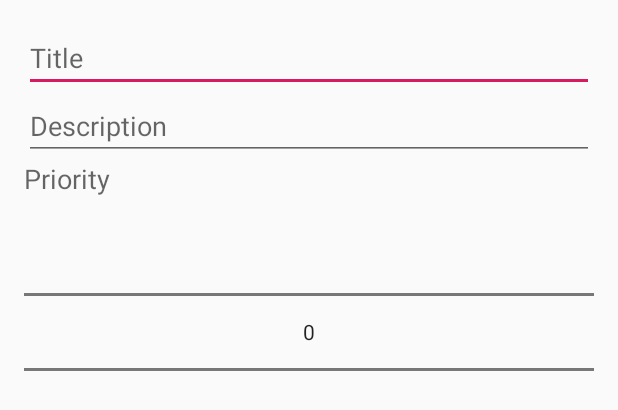
After one commit to BoKKeR/AndroidX-Native-test-project, an Android app: the layout activity_add_worker.xml on its own in the app's theme, with its tools: preview values and no code run, on a phone screen of 412 x 824 dp. The commit adds this screen. Shown: the top 410 px of the screen. Run offline under Robolectric (Android 15) with nearby library versions, the phone set to English and light mode, and no system bars.

Commit message:
text changes

```diff
--- a/app/src/main/java/com/example/otto/activity/AddEditJobActivity.java
+++ b/app/src/main/java/com/example/otto/activity/AddEditJobActivity.java
@@ -46,7 +46,7 @@ public class AddEditJobActivity extends AppCompatActivity {
             editTextDescription.setText(intent.getStringExtra(EXTRA_DESCRIPTION));
             numberPickerPriority.setValue(intent.getIntExtra(EXTRA_PRIORITY, 1));
         } else {
-            setTitle("Add Worker");
+            setTitle("Add job");
         }
 
     }
--- a/app/src/main/java/com/example/otto/activity/AddEditWorkerActivity.java
+++ b/app/src/main/java/com/example/otto/activity/AddEditWorkerActivity.java
@@ -28,7 +28,7 @@ public class AddEditWorkerActivity extends AppCompatActivity {
     @Override
     protected void onCreate(Bundle savedInstanceState) {
         super.onCreate(savedInstanceState);
-        setContentView(R.layout.activity_add_job);
+        setContentView(R.layout.activity_add_worker);
 
         editTextTitle = findViewById(R.id.edit_text_title);
         editTextDescription = findViewById(R.id.edit_text_description);
@@ -41,7 +41,7 @@ public class AddEditWorkerActivity extends AppCompatActivity {
         Intent intent = getIntent();
 
         if (intent.hasExtra(EXTRA_ID)){
-            setTitle("Edit job");
+            setTitle("Edit Worker");
             editTextTitle.setText(intent.getStringExtra(EXTRA_TITLE));
             editTextDescription.setText(intent.getStringExtra(EXTRA_DESCRIPTION));
             numberPickerPriority.setValue(intent.getIntExtra(EXTRA_PRIORITY, 1));
--- /dev/null
+++ b/app/src/main/res/drawable/ic_people_white.xml
@@ -0,0 +1,5 @@
+<vector android:height="24dp" android:tint="#FFFFFF"
+    android:viewportHeight="24.0" android:viewportWidth="24.0"
+    android:width="24dp" xmlns:android="http://schemas.android.com/apk/res/android">
+    <path android:fillColor="#FF000000" android:pathData="M16,11c1.66,0 2.99,-1.34 2.99,-3S17.66,5 16,5c-1.66,0 -3,1.34 -3,3s1.34,3 3,3zM8,11c1.66,0 2.99,-1.34 2.99,-3S9.66,5 8,5C6.34,5 5,6.34 5,8s1.34,3 3,3zM8,13c-2.33,0 -7,1.17 -7,3.5L1,19h14v-2.5c0,-2.33 -4.67,-3.5 -7,-3.5zM16,13c-0.29,0 -0.62,0.02 -0.97,0.05 1.16,0.84 1.97,1.97 1.97,3.45L17,19h6v-2.5c0,-2.33 -4.67,-3.5 -7,-3.5z"/>
+</vector>
--- /dev/null
+++ b/app/src/main/res/drawable/ic_work_white.xml
@@ -0,0 +1,5 @@
+<vector android:height="24dp" android:tint="#FFFFFF"
+    android:viewportHeight="24.0" android:viewportWidth="24.0"
+    android:width="24dp" xmlns:android="http://schemas.android.com/apk/res/android">
+    <path android:fillColor="#FF000000" android:pathData="M20,6h-4L16,4c0,-1.11 -0.89,-2 -2,-2h-4c-1.11,0 -2,0.89 -2,2v2L4,6c-1.11,0 -1.99,0.89 -1.99,2L2,19c0,1.11 0.89,2 2,2h16c1.11,0 2,-0.89 2,-2L22,8c0,-1.11 -0.89,-2 -2,-2zM14,6h-4L10,4h4v2z"/>
+</vector>
--- /dev/null
+++ b/app/src/main/res/layout/activity_add_worker.xml
@@ -0,0 +1,48 @@
+<?xml version="1.0" encoding="utf-8"?>
+<androidx.constraintlayout.widget.ConstraintLayout
+    xmlns:android="http://schemas.android.com/apk/res/android"
+    xmlns:app="http://schemas.android.com/apk/res-auto"
+    xmlns:tools="http://schemas.android.com/tools"
+    android:layout_width="match_parent"
+    android:layout_height="match_parent"
+    android:padding="16dp"
+    tools:context=".activity.AddEditWorkerActivity"
+
+    >
+
+    <EditText
+        android:id="@+id/edit_text_title"
+        android:layout_width="match_parent"
+        android:layout_height="wrap_content"
+        android:hint="Title"
+        android:inputType="text"
+        app:layout_constraintTop_toTopOf="parent"
+        tools:layout_editor_absoluteX="16dp" />
+
+    <EditText
+        android:id="@+id/edit_text_description"
+        android:layout_width="match_parent"
+        android:layout_height="wrap_content"
+        android:hint="Description"
+        android:inputType="textMultiLine"
+        app:layout_constraintTop_toBottomOf="@+id/edit_text_title"
+        tools:layout_editor_absoluteX="33dp" />
+
+    <TextView
+        android:id="@+id/textView"
+        android:layout_width="wrap_content"
+        android:layout_height="wrap_content"
+        android:hint="Priority"
+        android:textAppearance="@android:style/TextAppearance.Medium"
+        app:layout_constraintTop_toBottomOf="@+id/edit_text_description"
+        tools:layout_editor_absoluteX="158dp" />
+
+    <NumberPicker
+        android:id="@+id/number_picker_priority"
+        android:layout_width="match_parent"
+        android:layout_height="wrap_content"
+        app:layout_constraintTop_toBottomOf="@+id/textView"
+        tools:layout_editor_absoluteX="16dp" />
+
+
+</androidx.constraintlayout.widget.ConstraintLayout>
--- a/app/src/main/res/layout/fragment_job.xml
+++ b/app/src/main/res/layout/fragment_job.xml
@@ -16,13 +16,11 @@
         android:id="@+id/button_add_job"
         android:layout_width="wrap_content"
         android:layout_height="wrap_content"
-
-
         android:layout_alignParentEnd="true"
         android:layout_alignParentBottom="true"
         android:layout_marginEnd="20dp"
         android:layout_marginBottom="20dp"
-        android:src="@drawable/ic_add"
+        android:src="@drawable/ic_work_white"
         app:layout_constraintBottom_toBottomOf="parent"
         app:layout_constraintEnd_toEndOf="parent" />
 </RelativeLayout>
--- a/app/src/main/res/layout/fragment_workers.xml
+++ b/app/src/main/res/layout/fragment_workers.xml
@@ -20,7 +20,7 @@
         android:layout_alignParentBottom="true"
         android:layout_marginEnd="20dp"
         android:layout_marginBottom="20dp"
-        android:src="@drawable/ic_add"
+        android:src="@drawable/ic_people_white"
         app:layout_constraintBottom_toBottomOf="parent"
         app:layout_constraintEnd_toEndOf="parent" />
 </RelativeLayout>
```
